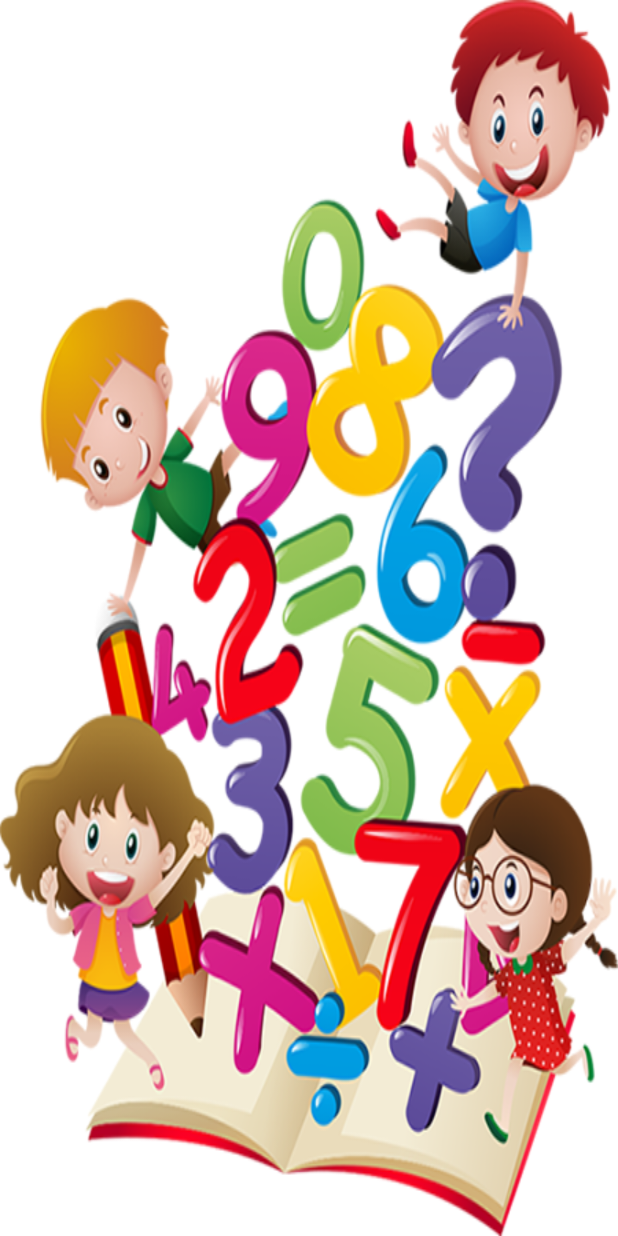
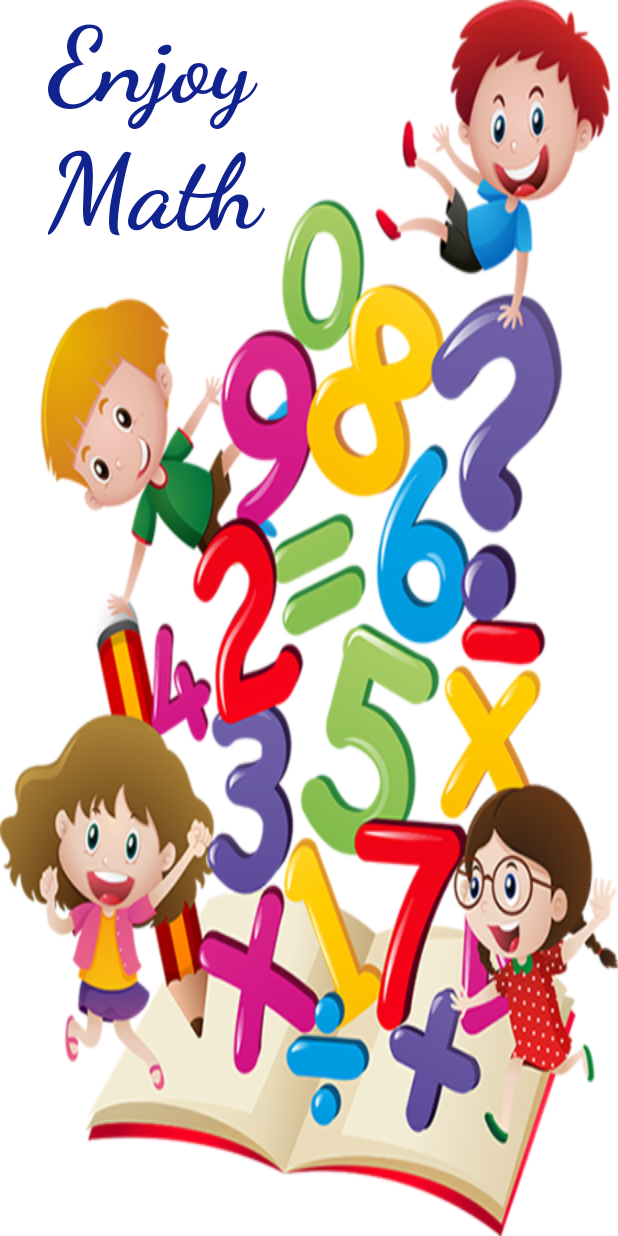
Before and after one commit to sergio-torres-17/EnjoyMath, an Android app: the layout activity_splash.xml on its own in the app's theme, with its tools: preview values and no code run, on a phone screen of 412 x 824 dp. Run offline under Robolectric (Android 15) with nearby library versions, the phone set to English and light mode, and no system bars.

Commit message:
nuevo
ahí está

```diff
--- a/EnjoyMath/app/src/main/res/layout/activity_splash.xml
+++ b/EnjoyMath/app/src/main/res/layout/activity_splash.xml
@@ -7,4 +7,19 @@
     android:background="@drawable/juego"
     tools:context=".Splash">
 
+    <TextView
+        android:id="@+id/textView"
+        android:layout_width="220dp"
+        android:layout_height="281dp"
+        android:fontFamily="cursive"
+        android:text="Enjoy Math"
+        android:textColor="#11238E"
+        android:textSize="70dp"
+        android:textStyle="bold"
+        app:layout_constraintBottom_toBottomOf="parent"
+        app:layout_constraintEnd_toEndOf="parent"
+        app:layout_constraintHorizontal_bias="0.167"
+        app:layout_constraintStart_toStartOf="parent"
+        app:layout_constraintTop_toTopOf="parent"
+        app:layout_constraintVertical_bias="0.0" />
 </androidx.constraintlayout.widget.ConstraintLayout>
--- a/EnjoyMath/app/src/main/res/values/colors.xml
+++ b/EnjoyMath/app/src/main/res/values/colors.xml
@@ -7,4 +7,5 @@
     <color name="teal_700">#FF018786</color>
     <color name="black">#FF000000</color>
     <color name="white">#FFFFFFFF</color>
+    <color name="nuevo">#924DA5</color>
 </resources>
```
Also changed, not shown: EnjoyMath/app/src/main/AndroidManifest.xml (+12 -4 lines), EnjoyMath/app/src/main/java/com/example/enjoymath/MenuPrincipal.java (added, +14 -0 lines), EnjoyMath/app/src/main/java/com/example/enjoymath/Splash.java (+15 -0 lines), EnjoyMath/app/src/main/res/layout/activity_menu_principal.xml (added, +27 -0 lines).
